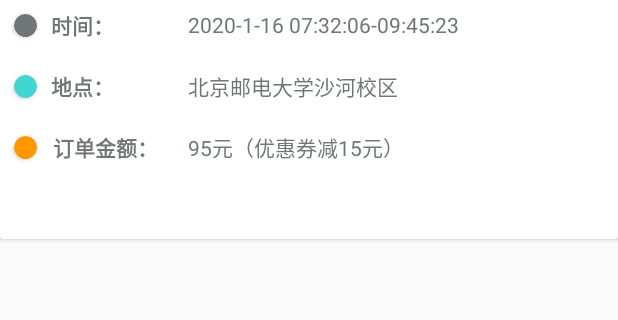
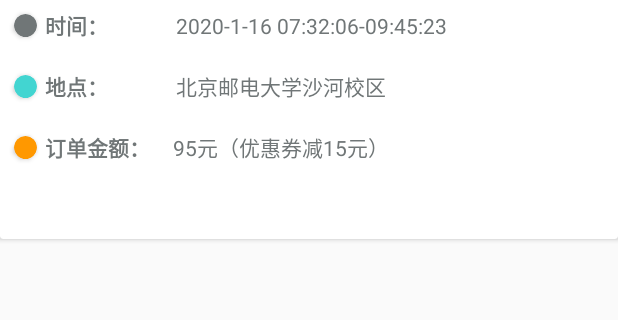
Before and after one commit to szyzstop3/EVCharger, an Android app: the fragment judge_page_card2add1 shown on its own in the app's theme, on a phone screen of 412 x 824 dp, the part 67-387 px from its top. Run offline under Robolectric (Android 15) with nearby library versions, the phone set to English and light mode, and no system bars.

Commit message:
新的提交3

```diff
--- a/app/src/main/res/layout/activity_customer_service_page.xml
+++ b/app/src/main/res/layout/activity_customer_service_page.xml
@@ -61,7 +61,7 @@
         android:layout_width="wrap_content"
         android:layout_height="wrap_content"
         android:orientation="horizontal"
-        app:layout_constraintGuide_percent="0.33" />
+        app:layout_constraintGuide_percent="0.34" />
 
     <androidx.constraintlayout.widget.Guideline
         android:id="@+id/guideline20"
@@ -117,7 +117,7 @@
         android:layout_width="wrap_content"
         android:layout_height="wrap_content"
         android:orientation="horizontal"
-        app:layout_constraintGuide_percent="0.6" />
+        app:layout_constraintGuide_percent="0.58" />
 
     <androidx.cardview.widget.CardView
         android:layout_width="0dp"
@@ -359,7 +359,7 @@
     <Button
         android:id="@+id/button5"
         android:layout_width="0dp"
-        android:layout_height="36dp"
+        android:layout_height="0dp"
         android:background="#FFFFFF"
         android:clickable="true"
         android:shadowColor="#000000"
--- a/app/src/main/res/layout/fragment_judge_page_card2add1.xml
+++ b/app/src/main/res/layout/fragment_judge_page_card2add1.xml
@@ -78,8 +78,8 @@
 
             <TextView
                 android:id="@+id/textView14"
-                android:layout_width="50dp"
-                android:layout_height="40dp"
+                android:layout_width="wrap_content"
+                android:layout_height="wrap_content"
                 android:layout_marginStart="30dp"
                 android:gravity="center"
                 android:text="时间："
@@ -92,8 +92,8 @@
 
             <TextView
                 android:id="@+id/textView15"
-                android:layout_width="50dp"
-                android:layout_height="40dp"
+                android:layout_width="wrap_content"
+                android:layout_height="wrap_content"
                 android:layout_marginStart="30dp"
                 android:gravity="center"
                 android:text="地点："
@@ -106,8 +106,8 @@
 
             <TextView
                 android:id="@+id/textView16"
-                android:layout_width="80dp"
-                android:layout_height="40dp"
+                android:layout_width="wrap_content"
+                android:layout_height="wrap_content"
                 android:layout_marginStart="30dp"
                 android:gravity="center"
                 android:text="订单金额："
@@ -131,7 +131,7 @@
             <TextView
                 android:id="@+id/textView13"
                 android:layout_width="wrap_content"
-                android:layout_height="40dp"
+                android:layout_height="wrap_content"
                 android:layout_marginStart="45dp"
                 android:gravity="center_vertical"
                 android:text="2020-1-16 07:32:06-09:45:23"
@@ -143,7 +143,7 @@
             <TextView
                 android:id="@+id/textView18"
                 android:layout_width="wrap_content"
-                android:layout_height="40dp"
+                android:layout_height="wrap_content"
                 android:layout_marginStart="45dp"
                 android:gravity="center_vertical"
                 android:text="北京邮电大学沙河校区"
```
